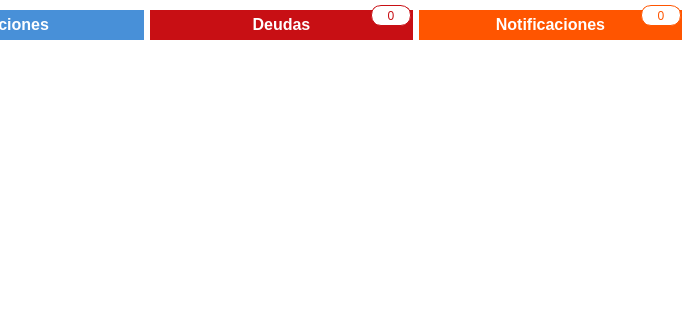
Qt form system/layout/inicio.ui (josueisaihs/SPINER_PUNTO_VENTA) before a commit; both pictures show x 129 to 820 and y 0 to 320 of the 820 by 690 pixel window.
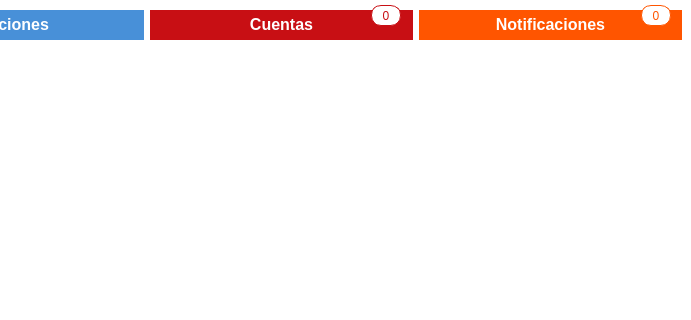
The same form after that commit.

Diff of the .ui file:
```diff
--- a/system/layout/inicio.ui
+++ b/system/layout/inicio.ui
@@ -397,7 +397,7 @@
                             </string>
       </property>
       <property name="text">
-       <string>Deudas</string>
+       <string>Cuentas</string>
       </property>
       <property name="alignment">
        <set>Qt::AlignCenter</set>
@@ -453,7 +453,7 @@
     <rect>
      <x>500</x>
      <y>5</y>
-     <width>40</width>
+     <width>30</width>
      <height>21</height>
     </rect>
    </property>
@@ -482,7 +482,7 @@
     <rect>
      <x>770</x>
      <y>5</y>
-     <width>40</width>
+     <width>30</width>
      <height>21</height>
     </rect>
    </property>
```
